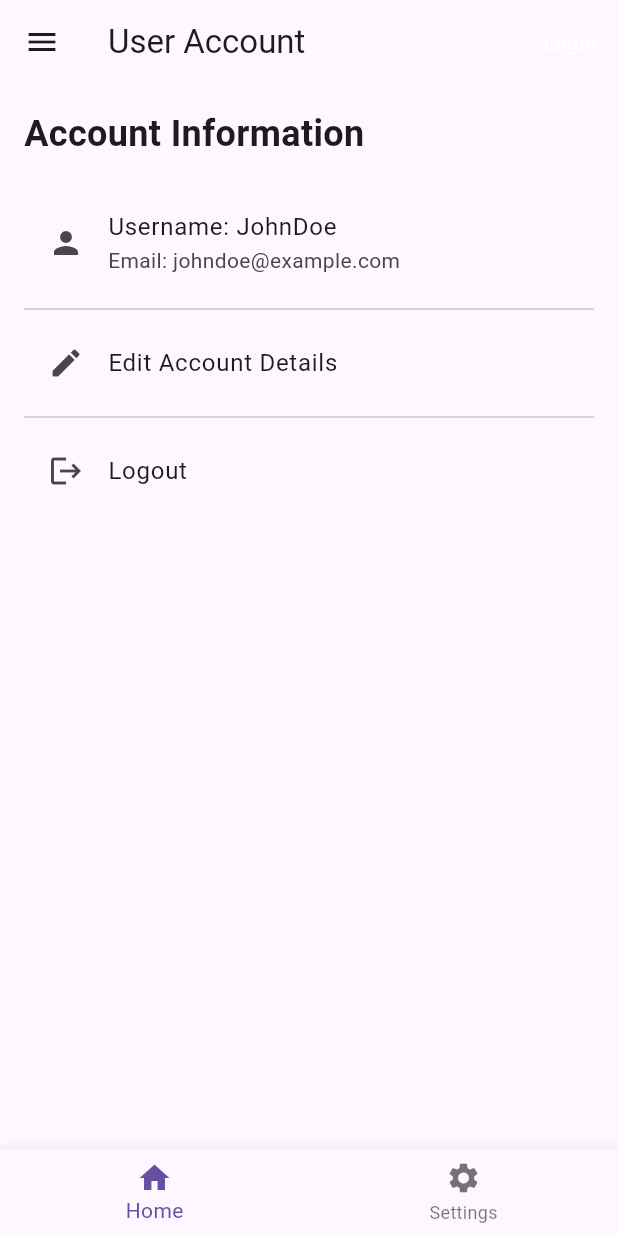
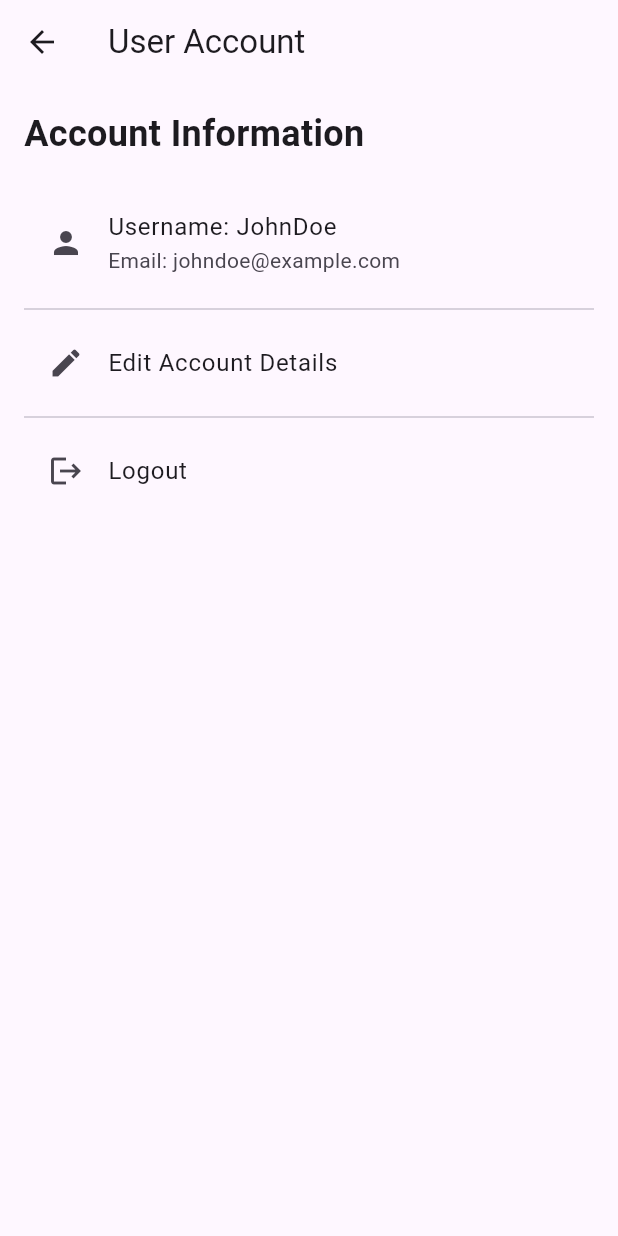
Before and after one commit to OCRServiceCMC/mobile_ocr, a Flutter app: the UserAccountPage screen opened directly, on a phone screen of 412 x 824 dp. Run offline on Flutter 3.47's test engine with Material 3 defaults, Android fonts, the phone set to English and light mode, and no system bars; our stand-ins replace file_picker.

Commit message:
user account

```diff
--- a/lib/layouts/base_layout.dart
+++ /dev/null
@@ -1,81 +0,0 @@
-import 'package:flutter/material.dart';
-
-class BaseLayout extends StatelessWidget {
-  final Widget child;
-  final String title;
-
-  const BaseLayout({super.key, required this.child, required this.title});
-
-  @override
-  Widget build(BuildContext context) {
-    return Scaffold(
-      appBar: AppBar(
-        title: Text(title),
-        actions: [
-          TextButton(
-            onPressed: () {
-              // Add navigation to login or other actions
-            },
-            child: const Text(
-              'Login',
-              style: TextStyle(color: Colors.white),
-            ),
-          ),
-        ],
-      ),
-      drawer: Drawer(
-        child: ListView(
-          padding: EdgeInsets.zero,
-          children: <Widget>[
-            const DrawerHeader(
-              decoration: BoxDecoration(
-                color: Colors.blue,
-              ),
-              child: Text(
-                'Drawer Header',
-                style: TextStyle(
-                  color: Colors.white,
-                  fontSize: 24,
-                ),
-              ),
-            ),
-            ListTile(
-              leading: const Icon(Icons.home),
-              title: const Text('Home'),
-              onTap: () {
-                Navigator.pop(context);
-              },
-            ),
-            ListTile(
-              leading: const Icon(Icons.settings),
-              title: const Text('Settings'),
-              onTap: () {
-                // Navigate to settings page
-              },
-            ),
-            ListTile(
-              leading: const Icon(Icons.info),
-              title: const Text('About'),
-              onTap: () {
-                // Navigate to about page
-              },
-            ),
-          ],
-        ),
-      ),
-      body: child,
-      bottomNavigationBar: BottomNavigationBar(
-        items: const [
-          BottomNavigationBarItem(
-            icon: Icon(Icons.home),
-            label: 'Home',
-          ),
-          BottomNavigationBarItem(
-            icon: Icon(Icons.settings),
-            label: 'Settings',
-          ),
-        ],
-      ),
-    );
-  }
-}
--- a/lib/pages/user_account/user_account.dart
+++ b/lib/pages/user_account/user_account.dart
@@ -1,14 +1,16 @@
 import 'package:flutter/material.dart';
-import 'package:flutter_application_1/layouts/base_layout.dart';
+
 
 class UserAccountPage extends StatelessWidget {
   const UserAccountPage({super.key});
 
   @override
   Widget build(BuildContext context) {
-    return BaseLayout(
-      title: 'User Account',
-      child: Padding(
+    return Scaffold(
+      appBar: AppBar(
+        title: const Text('User Account'),
+      ),
+      body: Padding(
         padding: const EdgeInsets.all(16.0),
         child: Column(
           mainAxisAlignment: MainAxisAlignment.start,
```
